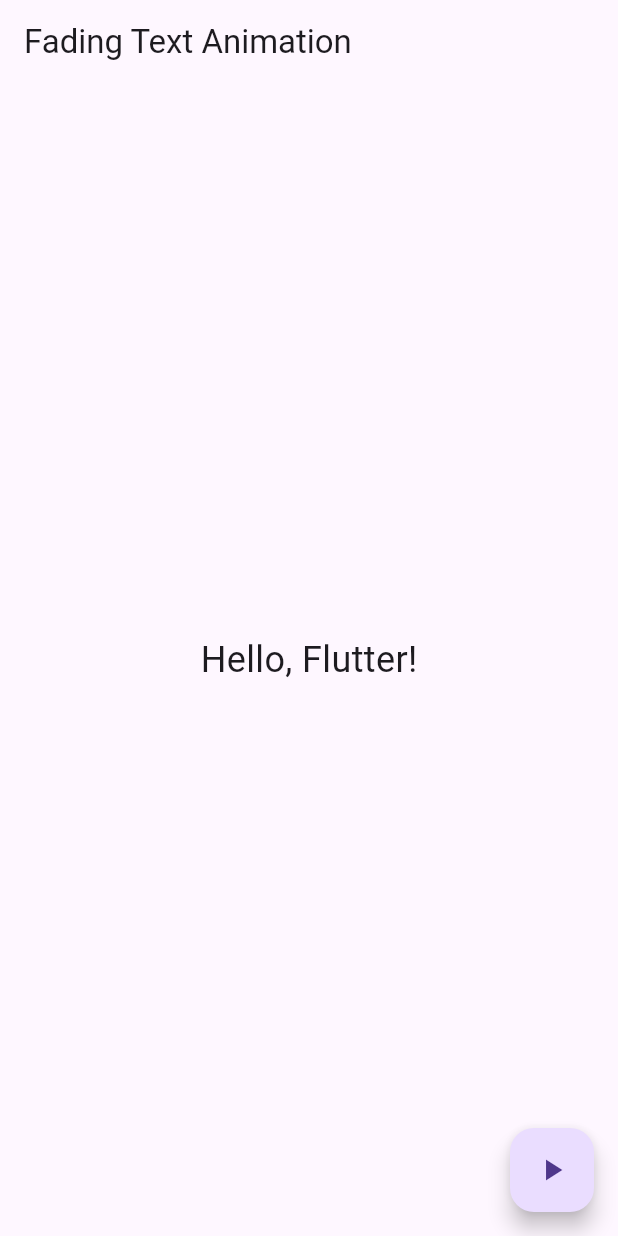
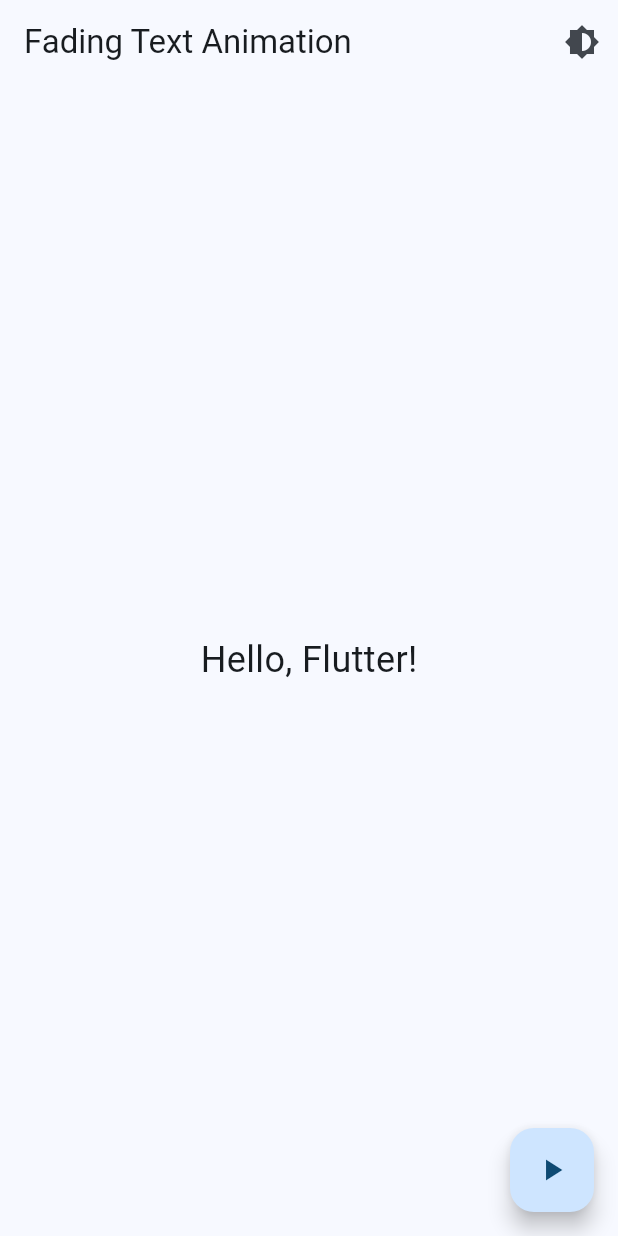
Before and after one commit to Ed-Zheng/MAD_act8, a Flutter app: the screen it shows after launch, on a phone screen of 412 x 824 dp. Run offline on Flutter 3.47's test engine with Material 3 defaults, Android fonts, the phone set to English and light mode, and no system bars.

Commit message:
Adds dark theme toggle in the app bar

```diff
--- a/lib/main.dart
+++ b/lib/main.dart
@@ -4,16 +4,38 @@ void main() {
   runApp(MyApp());
 }
 
-class MyApp extends StatelessWidget {
+class MyApp extends StatefulWidget {
+  @override
+  State<MyApp> createState() => _MyAppState();
+}
+
+class _MyAppState extends State<MyApp> {
+  bool _darkMode = false;
+
+  void _toggleTheme() {
+    setState(() {
+      _darkMode = !_darkMode; // flip theme
+    });
+  }
+
   @override
   Widget build(BuildContext context) {
     return MaterialApp(
-      home: FadingTextAnimation(),
+      home: FadingTextAnimation(toggleTheme: _toggleTheme),
+      theme: ThemeData(
+        colorScheme: ColorScheme.fromSeed(
+          seedColor: const Color.fromARGB(255, 73, 176, 255),
+          brightness: _darkMode ? Brightness.dark : Brightness.light,
+        )
+      )
     );
   }
 }
 
 class FadingTextAnimation extends StatefulWidget {
+  final VoidCallback toggleTheme;
+  const FadingTextAnimation({super.key, required this.toggleTheme});
+
   @override
   _FadingTextAnimationState createState() => _FadingTextAnimationState();
 }
@@ -32,6 +54,11 @@ class _FadingTextAnimationState extends State<FadingTextAnimation> {
     return Scaffold(
       appBar: AppBar(
         title: Text('Fading Text Animation'),
+        actions: [
+          IconButton(
+            onPressed: widget.toggleTheme,
+            icon: Icon(Icons.brightness_6))
+        ],
       ),
       body: Center(
         child: AnimatedOpacity(
```
